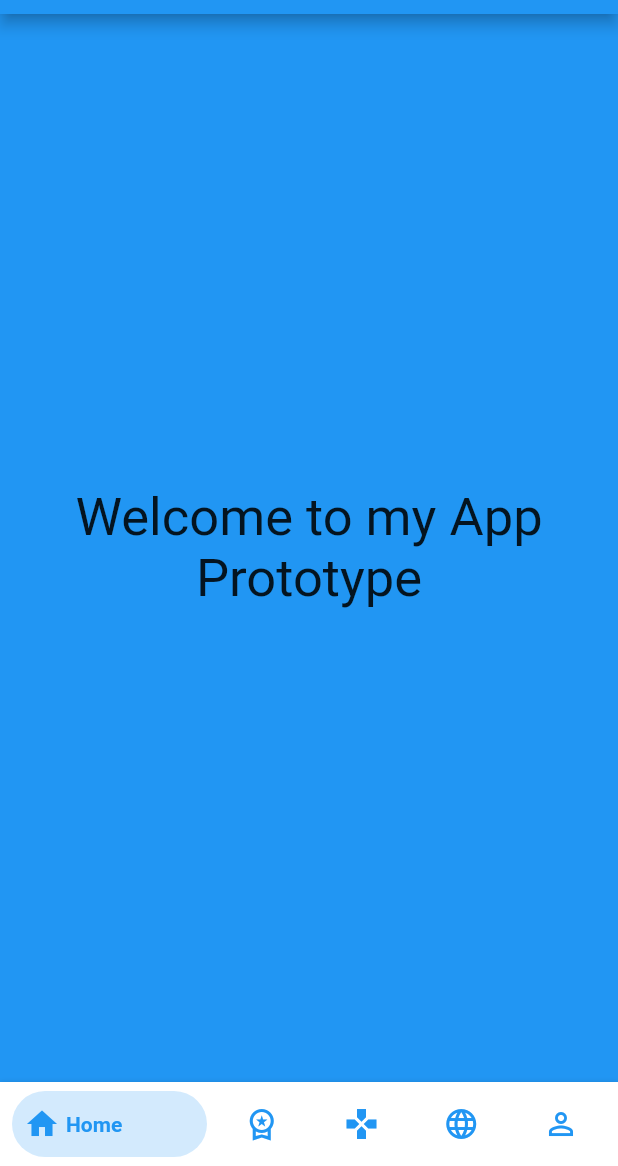
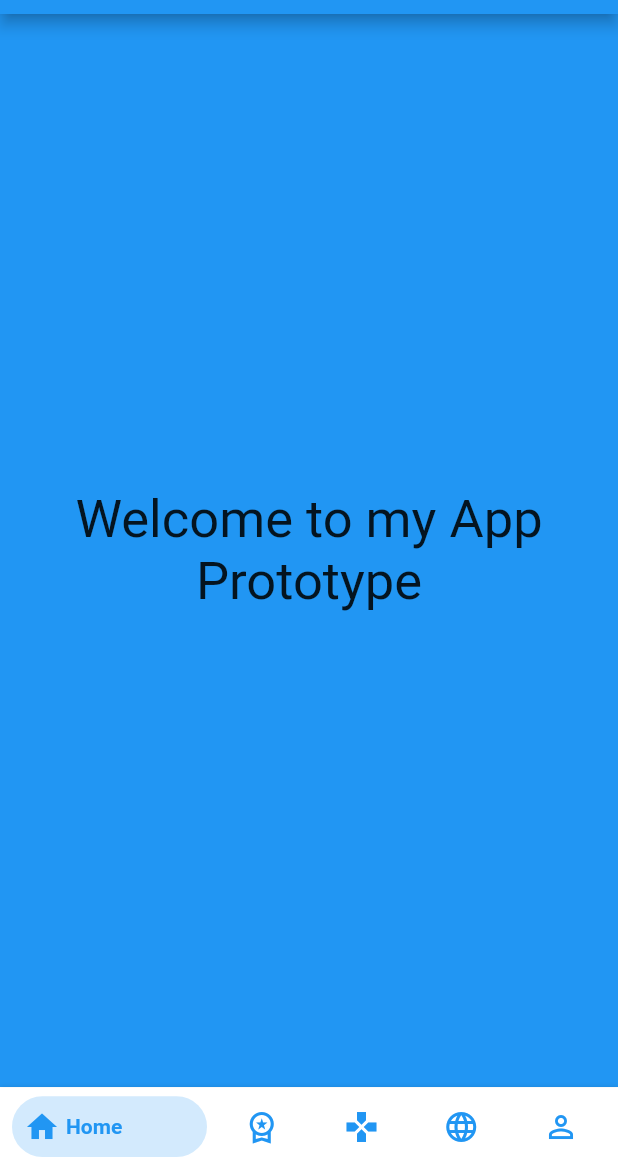
Before and after one commit to ChaseCodesThings/dummy_app, a Flutter app: the screen it shows after launch, on a phone screen of 412 x 824 dp, the part 70-1236 px from its top. Run offline on Flutter 3.47's test engine with Material 2 defaults, Android fonts, the phone set to English and light mode, and no system bars; drawn by our look-alikes of bottom_navy_bar; our stand-ins replace flutter_tts, sqflite; missing offline and left inert: translator; accounts and stored records are empty.

Commit message:
dummy app flappy bird additional progress :)

```diff
--- a/lib/flappybird.dart
+++ b/lib/flappybird.dart
@@ -231,7 +231,6 @@ class _FlappyBirdState extends State<FlappyBird> {
             ),
             SizedBox(
               height: MediaQuery.of(context).size.height/5.38,
-              child: Expanded(
                   child: Container(
                     color: Colors.brown,
                     child: Row(
@@ -256,7 +255,6 @@ class _FlappyBirdState extends State<FlappyBird> {
                     ],
                     ),
                   )
-              ),
             ),
           ],
         ),
--- a/lib/games.dart
+++ b/lib/games.dart
@@ -45,6 +45,7 @@ class _GamesState extends State<Games> {
           ),
         ),
         bottomNavigationBar: BottomNavyBar(
+          containerHeight: MediaQuery.of(context).size.height/15.7,
           onItemSelected: (index){
             setState(() {
               pageController.animateToPage(index, duration: Duration(milliseconds: 300), curve: Curves.easeInOutCirc);
--- a/lib/main.dart
+++ b/lib/main.dart
@@ -6,14 +6,26 @@ import 'package:dummy_app/database_ui.dart';
 import 'games.dart';
 
 void main(){
-  runApp(MyApp());
+  runApp(Home());
 }
+class Home extends StatelessWidget {
+  const Home({Key? key}) : super(key: key);
+
+  @override
+  Widget build(BuildContext context) {
+    return MaterialApp(
+      home: MyApp(),
+    );
+  }
+}
+
 class MyApp extends StatefulWidget {
   @override
   State<MyApp> createState() => _MyAppState();
 }
 class _MyAppState extends State<MyApp> {
   int currentIndex = 0;
+  double barHeight = 0;
   late PageController pageController;
   @override
   void initState(){
@@ -27,9 +39,7 @@ class _MyAppState extends State<MyApp> {
   }
   @override
   Widget build(BuildContext context) {
-    return MaterialApp(
-      debugShowCheckedModeBanner: false,
-      home: Scaffold(
+    return Scaffold(
             appBar: AppBar(title: Text("Vernacular Prototype")),
             body: SizedBox.expand(
               child: PageView(
@@ -69,6 +79,7 @@ class _MyAppState extends State<MyApp> {
               ),
             ),
             bottomNavigationBar: BottomNavyBar(
+              containerHeight: MediaQuery.of(context).size.height/15.7,
               onItemSelected: (index){
                 setState(() {
                   pageController.animateToPage(index, duration: Duration(milliseconds: 300), curve: Curves.easeInOutCirc);
@@ -82,7 +93,6 @@ class _MyAppState extends State<MyApp> {
                 BottomNavyBarItem(icon: Icon(Icons.person_outline), title: Text("Database")),
               ],
             ),
-      ),
           );
   }
 }
```
Lines whose indentation alone changed are shown as unchanged.
